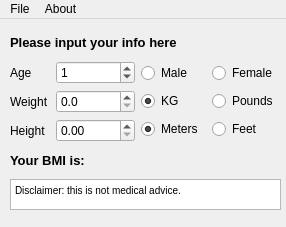
Old version of the form mainwindow.ui in the repository darioZIP/BMIcalculator.
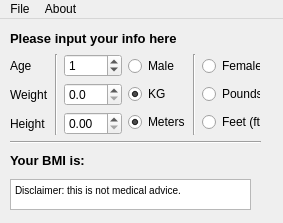
New version of the form.

What changed in the file:
```diff
--- a/mainwindow.ui
+++ b/mainwindow.ui
@@ -9,10 +9,16 @@
    <rect>
     <x>0</x>
     <y>0</y>
-    <width>286</width>
-    <height>227</height>
+    <width>283</width>
+    <height>223</height>
    </rect>
   </property>
+  <property name="sizePolicy">
+   <sizepolicy hsizetype="Fixed" vsizetype="Fixed">
+    <horstretch>0</horstretch>
+    <verstretch>0</verstretch>
+   </sizepolicy>
+  </property>
   <property name="windowTitle">
    <string>BMI Calculator</string>
   </property>
@@ -22,11 +28,11 @@
      <rect>
       <x>10</x>
       <y>10</y>
-      <width>272</width>
-      <height>144</height>
+      <width>251</width>
+      <height>141</height>
      </rect>
     </property>
-    <layout class="QVBoxLayout" name="verticalLayout" stretch="0,0,0">
+    <layout class="QVBoxLayout" name="verticalLayout" stretch="0,0,0,0">
      <property name="sizeConstraint">
       <enum>QLayout::SetNoConstraint</enum>
      </property>
@@ -98,6 +104,13 @@
          </item>
         </layout>
        </item>
+       <item>
+        <widget class="Line" name="line_2">
+         <property name="orientation">
+          <enum>Qt::Vertical</enum>
+         </property>
+        </widget>
+       </item>
        <item>
         <layout class="QVBoxLayout" name="verticalLayout_3">
          <property name="sizeConstraint">
@@ -227,7 +240,17 @@
         </layout>
        </item>
        <item>
-        <layout class="QVBoxLayout" name="verticalLayout_5">
+        <widget class="Line" name="line_3">
+         <property name="orientation">
+          <enum>Qt::Vertical</enum>
+         </property>
+        </widget>
+       </item>
+       <item>
+        <layout class="QVBoxLayout" name="verticalLayout_6">
+         <property name="sizeConstraint">
+          <enum>QLayout::SetFixedSize</enum>
+         </property>
          <item>
           <widget class="QRadioButton" name="femaleRadio">
            <property name="maximumSize">
@@ -258,7 +281,7 @@
           </widget>
          </item>
          <item>
-          <widget class="QRadioButton" name="heightInches">
+          <widget class="QRadioButton" name="heightFeet">
            <property name="maximumSize">
             <size>
              <width>70</width>
@@ -266,7 +289,7 @@
             </size>
            </property>
            <property name="text">
-            <string>Feet</string>
+            <string>Feet (ft)</string>
            </property>
            <attribute name="buttonGroup">
             <string notr="true">heightRadioGroup</string>
@@ -277,10 +300,17 @@
        </item>
       </layout>
      </item>
+     <item>
+      <widget class="Line" name="line">
+       <property name="orientation">
+        <enum>Qt::Horizontal</enum>
+       </property>
+      </widget>
+     </item>
      <item>
       <layout class="QHBoxLayout" name="horizontalLayout_5">
        <item>
-        <widget class="QLabel" name="label_7">
+        <widget class="QLabel" name="bmiLabel">
          <property name="maximumSize">
           <size>
            <width>120</width>
@@ -300,7 +330,7 @@
         </widget>
        </item>
        <item>
-        <widget class="QLabel" name="bmiLabel">
+        <widget class="QLabel" name="bmiResult">
          <property name="text">
           <string/>
          </property>
@@ -328,7 +358,7 @@
      <rect>
       <x>10</x>
       <y>160</y>
-      <width>271</width>
+      <width>241</width>
       <height>31</height>
      </rect>
     </property>
@@ -358,7 +388,7 @@
     <rect>
      <x>0</x>
      <y>0</y>
-     <width>286</width>
+     <width>283</width>
      <height>21</height>
     </rect>
    </property>
```
Left out of the diff: 16 changed lines with no effect on the pictures.
